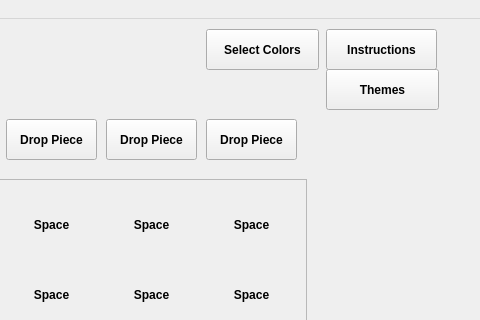
First picture: the form in Connect4App/connect4app.ui, repository chrismoroney/Seattle-Pacific-University-CSC-3220, before the edit; both pictures show x 524 to 1004 and y 0 to 320 of the 1004 by 722 pixel window.
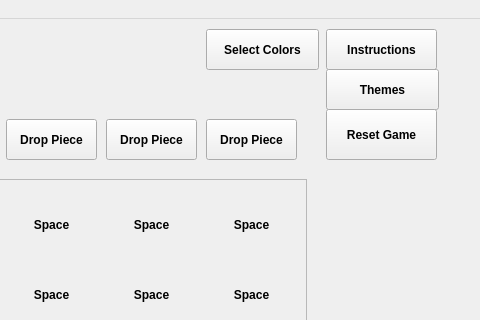
Second picture: the form after the edit. The open tabs and pages were chosen to show the change.

Commit message: reset button

```diff
--- a/Connect4App/connect4app.ui
+++ b/Connect4App/connect4app.ui
@@ -1760,6 +1760,19 @@
        <string>Go Player 1</string>
       </property>
      </widget>
+     <widget class="QPushButton" name="ResetButton">
+      <property name="geometry">
+       <rect>
+        <x>860</x>
+        <y>80</y>
+        <width>111</width>
+        <height>51</height>
+       </rect>
+      </property>
+      <property name="text">
+       <string>Reset Game</string>
+      </property>
+     </widget>
     </widget>
    </widget>
   </widget>
```
Left out of the diff: 10 changed lines with no effect on the pictures. The commit also changes 2 other files.
